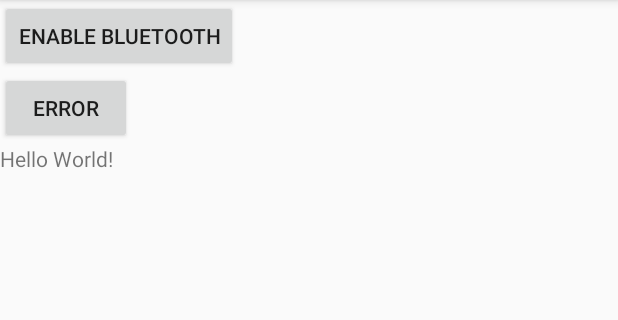
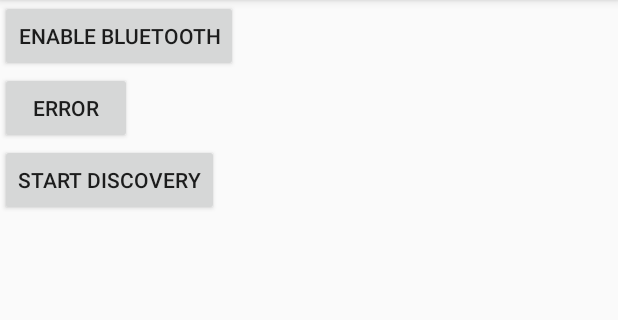
Before and after one commit to MillerTechnologyPeru/AndroidBluetoothDemo, an Android app: the screen it shows after launch (MainActivity), after a tap on "ENABLE BLUETOOTH", on a phone screen of 412 x 824 dp, the part 84-404 px from its top. Run offline under Robolectric (Android 15) with nearby library versions, the phone set to English and light mode, and no system bars.

Commit message:
Worked with `isDiscovering()`, `startDiscovery()` and `cancelDiscovery()` methods and `BluetoothDevice.ACTION_FOUND`, `BluetoothAdapter.ACTION_DISCOVERY_STARTED`, `BluetoothAdapter.ACTION_DISCOVERY_FINISHED`, `BluetoothDevice.EXTRA_DEVICE` and `BluetoothDevice.EXTRA_RSSI` constants.

```diff
--- a/app/src/main/AndroidManifest.xml
+++ b/app/src/main/AndroidManifest.xml
@@ -4,6 +4,7 @@
 
     <uses-permission android:name="android.permission.BLUETOOTH" />
     <uses-permission android:name="android.permission.BLUETOOTH_ADMIN" />
+    <uses-permission android:name="android.permission.ACCESS_COARSE_LOCATION" />
 
     <uses-feature android:name="android.hardware.bluetooth" />
 
--- a/app/src/main/java/com/jmarkstar/bluetoothdemo/MainActivity.kt
+++ b/app/src/main/java/com/jmarkstar/bluetoothdemo/MainActivity.kt
@@ -2,6 +2,7 @@ package com.jmarkstar.bluetoothdemo
 
 import android.app.Activity
 import android.bluetooth.BluetoothAdapter
+import android.bluetooth.BluetoothDevice
 import android.content.BroadcastReceiver
 import android.content.Context
 import android.content.Intent
@@ -21,14 +22,55 @@ class MainActivity : AppCompatActivity() {
 
     private val bluetoothAdapter = BluetoothAdapter.getDefaultAdapter()
 
+    private var isDiscovering = false
+
+    // BluetoothAdapter.ACTION_STATE_CHANGED
     private val blueoothChangeStateReceiver = object: BroadcastReceiver(){
 
-        override fun onReceive(context: Context?, intent: Intent?) {
-            val state = intent?.getIntExtra(BluetoothAdapter.EXTRA_STATE, BluetoothAdapter.ERROR)
-            val previousState = intent?.getIntExtra(BluetoothAdapter.EXTRA_PREVIOUS_STATE, -1)
+        override fun onReceive(context: Context?, intent: Intent) {
+            val state = intent.getIntExtra(BluetoothAdapter.EXTRA_STATE, BluetoothAdapter.ERROR)
+            val previousState = intent.getIntExtra(BluetoothAdapter.EXTRA_PREVIOUS_STATE, -1)
 
             Log.v("BroadcastReceiver", "$previousState - $state")
-            handleStates(state!!)
+            handleStates(state)
+        }
+    }
+
+    // BluetoothAdapter.ACTION_DISCOVERY_STARTED
+    private val bluetoothDiscoveryStarted = object: BroadcastReceiver(){
+
+        override fun onReceive(context: Context?, intent: Intent?) {
+            tvDiscoveryMessage.text = "Discovery have started"
+            tvDiscoveryMessage.setTextColor(ContextCompat.getColor(this@MainActivity, R.color.green))
+        }
+    }
+
+    // BluetoothAdapter.ACTION_DISCOVERY_FINISHED
+    private val bluetoothDiscoveryFinished = object: BroadcastReceiver(){
+
+        override fun onReceive(context: Context?, intent: Intent?) {
+            tvDiscoveryMessage.text = "Discovery have finished"
+            tvDiscoveryMessage.setTextColor(ContextCompat.getColor(this@MainActivity, R.color.red))
+        }
+    }
+
+    // BluetoothDevice.ACTION_FOUND
+    private val bluetoothDiscoveredDevices = object: BroadcastReceiver(){
+
+        override fun onReceive(context: Context?, intent: Intent) {
+
+            // Get the bluetoothDevice object from the Intent
+            val device = intent.getParcelableExtra<BluetoothDevice>(BluetoothDevice.EXTRA_DEVICE)
+
+            // Get the "RSSI" to get the signal strength as integer,
+            // but should be displayed in "dBm" units
+            val rssi = intent.getShortExtra(BluetoothDevice.EXTRA_RSSI, java.lang.Short.MIN_VALUE)
+
+            Log.i("MainActivity", "Bluetooth Device: ${device.name}, ${device.address}, ${device.bondState}, ${device.type}, $rssi ")
+            if(device.uuids != null)
+                for(uuid in device.uuids){
+                    Log.i("MainActivity","Bluetooth Device: ${device.name} - uuid: $uuid")
+                }
         }
     }
 
@@ -37,32 +79,56 @@ class MainActivity : AppCompatActivity() {
         setContentView(R.layout.activity_main)
 
         btnEnable.setOnClickListener {
-            if(bluetoothAdapter.isEnabled){
-                Toast.makeText(this, "Bluetooth is enabled", Toast.LENGTH_SHORT).show()
-            }else{
-                val enableBluetoothIntent = Intent(BluetoothAdapter.ACTION_REQUEST_ENABLE)
-                startActivityForResult(enableBluetoothIntent, REQUEST_ENABLE_BT)
-            }
+            isDiscovering = false
+            turnOnBluettothByUser()
         }
 
         handleStates()
+
         btnBluetoothState.setOnClickListener {
             when(bluetoothAdapter.state){
                 BluetoothAdapter.STATE_ON -> bluetoothAdapter.disable()
                 BluetoothAdapter.STATE_OFF -> bluetoothAdapter.enable()
             }
         }
+
+        btnStartDiscovery.setOnClickListener {
+            Log.i("MainActivity","starting discovery")
+            startDiscovery()
+        }
     }
 
     override fun onResume() {
         super.onResume()
+
+        //Enable
         val intentFilter = IntentFilter(BluetoothAdapter.ACTION_STATE_CHANGED)
         registerReceiver(blueoothChangeStateReceiver, intentFilter)
+
+        //Discovery
+        val intentDiscoverFilter = IntentFilter(BluetoothDevice.ACTION_FOUND)
+        registerReceiver(bluetoothDiscoveredDevices, intentDiscoverFilter)
+
+        val intentDiscoveryStartedFilter = IntentFilter(BluetoothAdapter.ACTION_DISCOVERY_STARTED)
+        registerReceiver(bluetoothDiscoveryStarted, intentDiscoveryStartedFilter)
+
+        val intentDiscoveryFinishedFilter = IntentFilter(BluetoothAdapter.ACTION_DISCOVERY_FINISHED)
+        registerReceiver(bluetoothDiscoveryFinished, intentDiscoveryFinishedFilter)
     }
 
     override fun onPause() {
         super.onPause()
+
+        //Enable
         unregisterReceiver(blueoothChangeStateReceiver)
+
+        //Discovery
+        unregisterReceiver(bluetoothDiscoveredDevices)
+        unregisterReceiver(bluetoothDiscoveryStarted)
+        unregisterReceiver(bluetoothDiscoveryFinished)
+
+        if(bluetoothAdapter.isDiscovering)
+            bluetoothAdapter.cancelDiscovery()
     }
 
     override fun onActivityResult(requestCode: Int, resultCode: Int, data: Intent?) {
@@ -71,9 +137,29 @@ class MainActivity : AppCompatActivity() {
             if(resultCode == Activity.RESULT_OK){
                 Toast.makeText(this, "Bluetooth is allowed now", Toast.LENGTH_SHORT).show()
                 handleStates()
+
+                if(isDiscovering)
+                    startDiscovery()
             }else{
                 Toast.makeText(this, "Bluetooth was not allowed", Toast.LENGTH_SHORT).show()
             }
+        }
+    }
+
+    private fun startDiscovery(){
+        if(bluetoothAdapter.isDiscovering)
+            bluetoothAdapter.cancelDiscovery()
+        val state = bluetoothAdapter.startDiscovery()
+        if(!state){
+            isDiscovering = true
+            turnOnBluettothByUser()
+        }
+    }
+
+    private fun turnOnBluettothByUser(){
+        if(!bluetoothAdapter.isEnabled){
+            val enableBluetoothIntent = Intent(BluetoothAdapter.ACTION_REQUEST_ENABLE)
+            startActivityForResult(enableBluetoothIntent, REQUEST_ENABLE_BT)
         }
     }
 
--- a/app/src/main/res/layout/activity_main.xml
+++ b/app/src/main/res/layout/activity_main.xml
@@ -29,9 +29,23 @@
 
     </LinearLayout>
 
-    <TextView
-        android:layout_width="wrap_content"
-        android:layout_height="wrap_content"
-        android:text="Hello World!" />
+    <LinearLayout
+        android:layout_width="match_parent"
+        android:layout_height="wrap_content">
+
+        <Button android:id="@+id/btnStartDiscovery"
+            android:text="Start Discovery"
+            android:layout_width="wrap_content"
+            android:layout_height="wrap_content" />
+
+        <TextView android:id="@+id/tvDiscoveryMessage"
+            android:textStyle="italic"
+            android:textSize="9sp"
+            android:layout_width="wrap_content"
+            android:layout_height="wrap_content" />
+
+    </LinearLayout>
+
+
 
 </LinearLayout>
--- a/app/src/main/res/values/strings.xml
+++ b/app/src/main/res/values/strings.xml
@@ -1,5 +1,5 @@
 <resources>
     <string name="app_name">AndroidBluetoothDemo</string>
-    <string name="message_bt_turn_on">Press for TURN IT ON</string>
-    <string name="message_bt_turn_off">Press for TURN IT OFF</string>
+    <string name="message_bt_turn_on">Press to TURN IT ON</string>
+    <string name="message_bt_turn_off">Press to TURN IT OFF</string>
 </resources>
```
